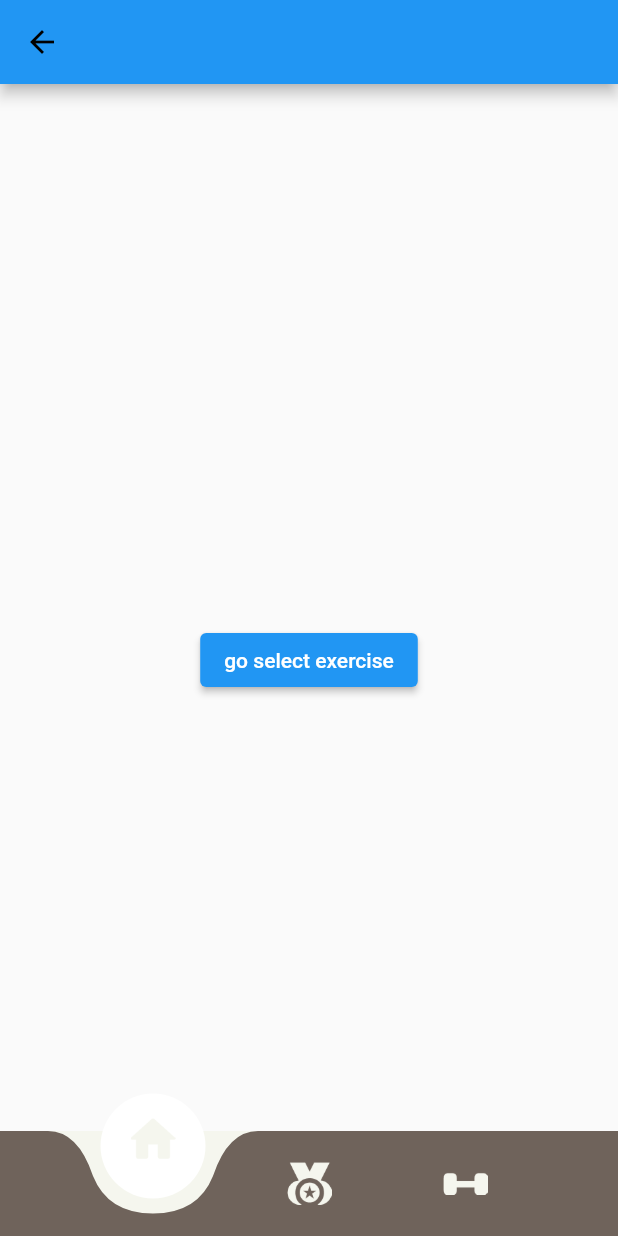
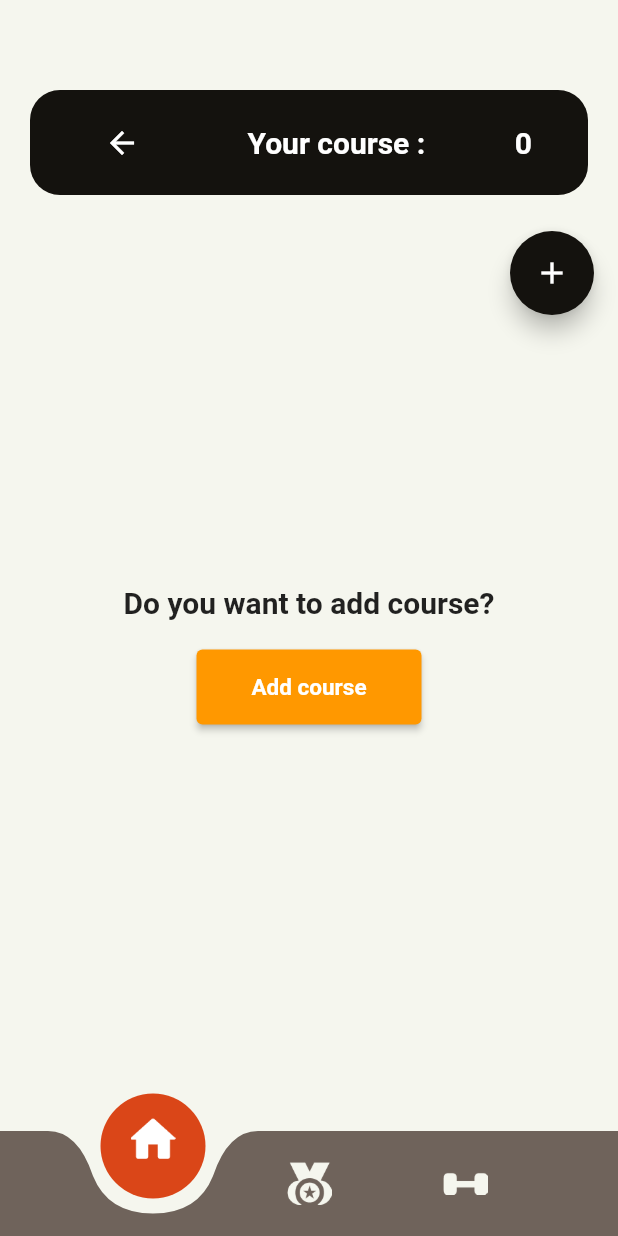
Before and after one commit to autyauth/soft_dev_app, a Flutter app: the screen it shows once a user with an empty profile is signed in, after a tap on the "arrow back" icon, on a phone screen of 412 x 824 dp. Run offline on Flutter 3.47's test engine with Material 2 defaults, Android fonts, the phone set to English and light mode, and no system bars; our stand-ins replace bloc, cloud_firestore, equatable, firebase_auth, firebase_core, firebase_storage and 5 more; accounts and stored records are empty; project files that could hold a hidden picture were left out.

Commit message:
แก้

```diff
--- a/lib/app.dart
+++ b/lib/app.dart
@@ -28,6 +28,7 @@ class MyApp extends StatelessWidget {
             )
           ],
           child: MaterialApp.router(
+            debugShowCheckedModeBanner: false,
             routerConfig: RouteConfig().router,
           ),
         ));
--- a/lib/app_view.dart
+++ b/lib/app_view.dart
@@ -75,6 +75,7 @@ class MyAppView extends StatelessWidget {
     return MaterialApp(
         title: 'Exercise LogReBloc',
         theme: ThemeData(),
+        debugShowCheckedModeBanner: false,
         home: BlocBuilder<AuthenticationBloc, AuthenticationBlocState>(
             builder: (context, state) {
           if (state.status == AuthenticationBlocStatus.authenticated) {
--- a/lib/core/theme/pallete.dart
+++ b/lib/core/theme/pallete.dart
@@ -9,6 +9,6 @@ class Palette {
   static const Color creamColor2 = Color.fromARGB(255, 236, 230, 211);
   static const Color orangeColor = Color(0xFFDA4618);
   static const Color orangeCreamColor = Color(0xFFD75D5E);
-    static const Color orangeCreamColor2 = Color.fromARGB(255, 254, 161, 109);
-
+  static const Color orangeCreamColor2 = Color.fromARGB(255, 254, 161, 109);
+  static const Color darkColor = Color.fromRGBO(20, 18, 14, 1);
 }
--- a/lib/features/select_workout/domain/services/exercise_service.dart
+++ b/lib/features/select_workout/domain/services/exercise_service.dart
@@ -1,4 +1,5 @@
 import 'package:cloud_firestore/cloud_firestore.dart';
+import 'package:firebase_auth/firebase_auth.dart';
 import 'package:soft_dev_app/features/select_workout/domain/models/exercise_model.dart';
 import 'package:soft_dev_app/features/select_workout/domain/models/user_course_model.dart';
 
@@ -12,6 +13,7 @@ class ExerciseService {
       FirebaseFirestore.instance.collection('exercise');
   final CollectionReference _courseCollection =
       FirebaseFirestore.instance.collection('course');
+  final User _user = FirebaseAuth.instance.currentUser!;
 
   Stream<QuerySnapshot> getExercise() {
     return _exerciseCollection.snapshots();
@@ -189,14 +191,60 @@ class ExerciseService {
     String docId = "";
 
     try {
-      QuerySnapshot querySnapshot =
-          await _courseCollection.where('name', isEqualTo: name).get();
+      QuerySnapshot querySnapshot = await _courseCollection
+          .where('name', isEqualTo: name)
+          .where('isGlobal', isEqualTo: true)
+          .get();
       if (querySnapshot.docs.isNotEmpty) {
         docId = querySnapshot.docs.first.id;
+        print('Id =' + docId);
       }
     } catch (e) {
       print('Error: $e');
     }
     return docId;
   }
+
+  Stream<List<String>> getUserCourseIdByUsername(String username) {
+    Map<String, dynamic> docMap;
+    return FirebaseFirestore.instance
+        .collection('userCourse')
+        .where('username', isEqualTo: username)
+        .orderBy('lastDo', descending: true)
+        .snapshots()
+        .map((snapshot) {
+      return snapshot.docs.map((doc) {
+        docMap = doc.data();
+
+        return docMap['courseDocId'].toString();
+      }).toList();
+    });
+  }
+
+  Stream<List<CoursesModel>> getCourseListByListDocId(List<String> courseId) {
+    // Assuming your Firestore collection is named 'courses'.
+    return FirebaseFirestore.instance
+        .collection('course')
+        .where(FieldPath.documentId, whereIn: courseId)
+        .snapshots()
+        .map((snapshot) {
+      return snapshot.docs.map((doc) {
+        return CoursesModel.fromJson(doc.data());
+      }).toList();
+    });
+  }
+
+  Stream<String> getUsername(String uid) {
+    return FirebaseFirestore.instance
+        .collection('users')
+        .where('userId', isEqualTo: uid)
+        .snapshots()
+        .map((event) {
+      if (event.docs.isNotEmpty) {
+        return event.docs.first.get('name');
+      } else {
+        return 'now Found ID';
+      }
+    });
+  }
 }
--- /dev/null
+++ b/lib/features/select_workout/screens/page/home_select.dart
@@ -0,0 +1,214 @@
+import 'package:firebase_auth/firebase_auth.dart';
+import 'package:flutter/material.dart';
+import 'package:flutter_bloc/flutter_bloc.dart';
+import 'package:go_router/go_router.dart';
+import 'package:soft_dev_app/features/select_workout/domain/models/courses_model.dart';
+import 'package:soft_dev_app/features/select_workout/domain/services/exercise_service.dart';
+import 'package:soft_dev_app/features/select_workout/screens/widget/body_add_home_select.dart';
+import 'package:soft_dev_app/features/select_workout/screens/widget/select_exercise_widget.dart';
+
+import '../../../../blocs/sign_in_bloc/sign_in_bloc_bloc.dart';
+import '../../../../core/theme/pallete.dart';
+import '../../../../routing/route_constants.dart';
+
+class HomeSelect extends StatefulWidget {
+  const HomeSelect({super.key});
+
+  @override
+  State<HomeSelect> createState() => _HomeSelectState();
+}
+
+class _HomeSelectState extends State<HomeSelect> {
+  List<String> courseDocId = [];
+  List<CoursesModel> courseList = [];
+  String userId = "";
+  String username = "";
+
+  @override
+  void initState() {
+    super.initState();
+
+    initializeData();
+    for (var course in courseDocId) {
+      print(course);
+    }
+  }
+
+  void initializeData() async {
+    // FirebaseUserRepo().user.listen((user) {
+    //   setState(() {
+    //     userId = user!.uid;
+    //   });
+    // });
+    final User? currentUser = FirebaseAuth.instance.currentUser;
+
+    ExerciseService().getUsername(currentUser!.uid).listen((event) {
+      setState(() {
+        username = event;
+        print(currentUser.uid);
+        print(username);
+        final courseIdStream =
+            ExerciseService().getUserCourseIdByUsername(username);
+        courseIdStream.listen((event) {
+          print(event);
+          if (event.isNotEmpty) {
+            setState(() {
+              courseDocId = event;
+              getCourseUser(event);
+            });
+          } else {
+            // Handle the case where the event is empty.
+          }
+        });
+      });
+    });
+  }
+
+  void getCourseUser(List<String> courseId) {
+    final courseStream = ExerciseService().getCourseListByListDocId(courseId);
+    courseStream.listen((event) {
+      setState(() {
+        courseList = event;
+      });
+    });
+  }
+
+  @override
+  Widget build(BuildContext context) {
+    return Scaffold(
+      // appBar: AppBar(
+      //   actions: [],
+      //   leading: IconButton(
+      //     icon: const Icon(Icons.arrow_back),
+      //     color: Colors.black,
+      //     onPressed: () {
+      //       context.read<SignInBloc>().add(const SignOutRequired());
+      //     },
+      //   ),
+      // ),
+      floatingActionButton: TopFloatingActionButton(onTap: () {
+        context.pushNamed(RouteConstants.courseTypeRoute).then((value) async {
+          initializeData();
+        });
+      }),
+      backgroundColor: Palette.backgroundColor,
+      body: SafeArea(
+        child: SingleChildScrollView(
+          child: Center(
+            child: Column(
+              children: <Widget>[
+                Padding(
+                  padding: const EdgeInsets.only(left: 20.0, right: 20.0),
+                  child: Column(
+                    children: [
+                      const SizedBox(height: 60),
+                      Container(
+                          padding: const EdgeInsets.all(10.0),
+                          height: 70,
+                          decoration: BoxDecoration(
+                            color: Palette.darkColor,
+                            borderRadius: BorderRadius.circular(20),
+                          ),
+                          child: Row(
+                              mainAxisAlignment: MainAxisAlignment.spaceAround,
+                              children: [
+                                IconButton(
+                                  icon: const Icon(Icons.arrow_back),
+                                  color: Colors.white,
+                                  onPressed: () {
+                                    context
+                                        .read<SignInBloc>()
+                                        .add(const SignOutRequired());
+                                  },
+                                ),
+                                Text(' Your course : ',
+                                    style: TextStyle(
+                                      color: Colors.white,
+                                      fontSize: 20,
+                                      fontWeight: FontWeight.bold,
+                                    )),
+                                Text(courseList.length.toString(),
+                                    style: TextStyle(
+                                      color: Colors.white,
+                                      fontSize: 20,
+                                      fontWeight: FontWeight.bold,
+                                    )),
+                              ])),
+                    ],
+                  ),
+                ),
+                const SizedBox(
+                  height: 10,
+                ),
+                courseList.isNotEmpty
+                    ? CourseListWidget(
+                        courseList: courseList,
+                      )
+                    : BodyAddHomeSelect()
+              ],
+            ),
+          ),
+        ),
+      ),
+    );
+  }
+}
+
+class TopFloatingActionButton extends StatelessWidget {
+  const TopFloatingActionButton({super.key, required this.onTap});
+
+  final Function onTap;
+  @override
+  Widget build(BuildContext context) {
+    return Stack(
+      children: [
+        Positioned(
+          top: 170.0,
+          right: 0.0,
+          child: Align(
+            alignment: Alignment.topRight,
+            child: FloatingActionButton(
+              backgroundColor: Palette.darkColor,
+              onPressed: () {
+                onTap();
+              },
+              child: Icon(Icons.add),
+            ),
+          ),
+        ),
+      ],
+    );
+  }
+}
+
+class CourseListWidget extends StatefulWidget {
+  const CourseListWidget({super.key, required this.courseList});
+  final List<CoursesModel> courseList;
+  @override
+  State<CourseListWidget> createState() => _CourseListWidgetState();
+}
+
+class _CourseListWidgetState extends State<CourseListWidget> {
+  @override
+  Widget build(BuildContext context) {
+    return Column(
+      children: [
+        ListView.builder(
+          shrinkWrap: true,
+          physics: NeverScrollableScrollPhysics(),
+          itemCount: widget.courseList.length,
+          itemBuilder: (context, index) {
+            final course = widget.courseList[index];
+            return SelectExerciseWidget<CoursesModel>(
+              model: course,
+              onTap: () {},
+            );
+          },
+        ),
+        const SizedBox(
+          height: 100,
+        )
+      ],
+    );
+  }
+}
--- a/lib/features/select_workout/screens/page/workout_home_page.dart
+++ /dev/null
@@ -1,38 +0,0 @@
-import 'package:flutter/material.dart';
-import 'package:flutter_bloc/flutter_bloc.dart';
-import 'package:go_router/go_router.dart';
-
-import '../../../../blocs/sign_in_bloc/sign_in_bloc_bloc.dart';
-import '../../../../routing/route_constants.dart';
-
-class WorkOutHomePage extends StatefulWidget {
-  const WorkOutHomePage({super.key});
-
-  @override
-  State<WorkOutHomePage> createState() => _WorkOutHomePageState();
-}
-
-class _WorkOutHomePageState extends State<WorkOutHomePage> {
-  @override
-  Widget build(BuildContext context) {
-    return Scaffold(
-      appBar: AppBar(
-        leading: IconButton(
-          icon: const Icon(Icons.arrow_back, color: Colors.black),
-          onPressed: () {
-            context.read<SignInBloc>().add(const SignOutRequired());
-            ;
-          },
-        ),
-      ),
-      body: Center(
-        child: ElevatedButton(
-          onPressed: () {
-            context.pushNamed(RouteConstants.courseTypeRoute);
-          },
-          child: Text('go select exercise'),
-        ),
-      ),
-    );
-  }
-}
--- /dev/null
+++ b/lib/features/select_workout/screens/widget/body_add_home_select.dart
@@ -0,0 +1,45 @@
+import 'package:flutter/material.dart';
+import 'package:go_router/go_router.dart';
+
+import '../../../../routing/route_constants.dart';
+
+class BodyAddHomeSelect extends StatelessWidget {
+  const BodyAddHomeSelect({super.key});
+
+  @override
+  Widget build(BuildContext context) {
+    return Column(children: [
+      const SizedBox(height: 250),
+      const Text(
+        'Do you want to add course?',
+        style: TextStyle(
+          fontSize: 20,
+          fontWeight: FontWeight.bold,
+        ),
+      ),
+      const SizedBox(height: 20),
+      ElevatedButton(
+        onPressed: () {
+          context.pushNamed(RouteConstants.courseTypeRoute);
+        },
+        style: ButtonStyle(
+          minimumSize: MaterialStateProperty.all(Size(150, 50)),
+          backgroundColor: MaterialStateProperty.resolveWith<Color>((states) {
+            if (states.contains(MaterialState.pressed)) {
+              return Colors.black; // Color when button is pressed
+            }
+            return Colors.orange; // Default color
+          }),
+        ),
+        child: const Text(
+          '    Add course    ',
+          style: TextStyle(
+            color: Colors.white,
+            fontSize: 15,
+            fontWeight: FontWeight.bold,
+          ),
+        ),
+      ),
+    ]);
+  }
+}
--- a/lib/features/select_workout/screens/widget/notch_button_bar.dart
+++ b/lib/features/select_workout/screens/widget/notch_button_bar.dart
@@ -1,6 +1,6 @@
 import 'package:flutter/material.dart';
 import 'package:soft_dev_app/core/theme/pallete.dart';
-import 'package:soft_dev_app/features/select_workout/screens/page/workout_home_page.dart';
+import 'package:soft_dev_app/features/select_workout/screens/page/home_select.dart';
 import 'package:soft_dev_app/features/workout/screens/page/profile_page.dart';
 
 class AnimatedNavbar extends StatefulWidget {
@@ -17,7 +17,7 @@ class _AnimatedNavbarState extends State<AnimatedNavbar>
   late double position;
   int noOfIcons = 3;
   int selected = 0;
-  List<Widget> pages = [WorkOutHomePage(), ProfilePage()];
+  List<Widget> pages = [HomeSelect(), ProfilePage()];
 
   List<String> icons = [
     'assets/icons/home.png',
@@ -133,7 +133,7 @@ class _AnimatedNavbarState extends State<AnimatedNavbar>
                                           ? Image.asset(
                                               icon,
                                               width: 30.0,
-                                              color: Palette.backgroundColor,
+                                              color: Palette.whiteColor,
                                               key: ValueKey('yellow$icon'),
                                             )
                                           : Image.asset(icon,
@@ -173,7 +173,7 @@ class AppbarPainter extends CustomPainter {
       ..color = Palette.greyColor
       ..style = PaintingStyle.fill;
     var paint2 = Paint()
-      ..color = Palette.whiteColor
+      ..color = Palette.orangeColor
       ..style = PaintingStyle.fill;
     var paint3 = Paint()
       ..color = Palette.backgroundColor
--- a/lib/features/workout/screens/page/edit_profile_page.dart
+++ b/lib/features/workout/screens/page/edit_profile_page.dart
@@ -1,4 +1,5 @@
 import 'package:cloud_firestore/cloud_firestore.dart';
+import 'package:firebase_auth/firebase_auth.dart';
 import 'package:flutter/material.dart';
 import 'package:form_field_validator/form_field_validator.dart';
 import 'package:soft_dev_app/core/theme/pallete.dart';
@@ -32,6 +33,7 @@ class _EditProfilePageState extends State<EditProfilePage> {
 //ดึง data ใน database มาใส่ userdoc
   Future<UserProfile?> fetchUserProfileData() async {
     try {
+      final User? currentUser = FirebaseAuth.instance.currentUser;
       DocumentSnapshot<Map<String, dynamic>> userDoc = await FirebaseFirestore
           .instance
           .collection('userProfile')
--- a/lib/routing/route.dart
+++ b/lib/routing/route.dart
@@ -3,9 +3,9 @@ import 'package:go_router/go_router.dart';
 import 'package:soft_dev_app/app_view.dart';
 import 'package:soft_dev_app/features/select_workout/screens/page/create_page.dart';
 
+import '../features/select_workout/screens/page/home_select.dart';
 import '../features/select_workout/screens/page/select_courses_page.dart';
 import '../features/select_workout/screens/page/select_type_course_page.dart';
-import '../features/select_workout/screens/page/workout_home_page.dart';
 import 'route_constants.dart';
 
 class RouteConfig {
@@ -23,7 +23,7 @@ class RouteConfig {
           name: RouteConstants.workout,
           path: '/workout',
           builder: (BuildContext context, GoRouterState state) {
-            return const WorkOutHomePage();
+            return const HomeSelect();
           },
           routes: <RouteBase>[
             GoRoute(
```
Also changed, not shown: lib/features/select_workout/bloc/select_workout_bloc.dart (+8 -3 lines), lib/features/select_workout/screens/page/create_page.dart (+13 -1 lines), lib/features/select_workout/screens/page/select_type_course_page.dart (+0 -8 lines), lib/features/select_workout/screens/widget/body_home_select.dart (added, +10 -0 lines), packages/user_repository/lib/src/entities/user_entity.dart (+3 -5 lines).
